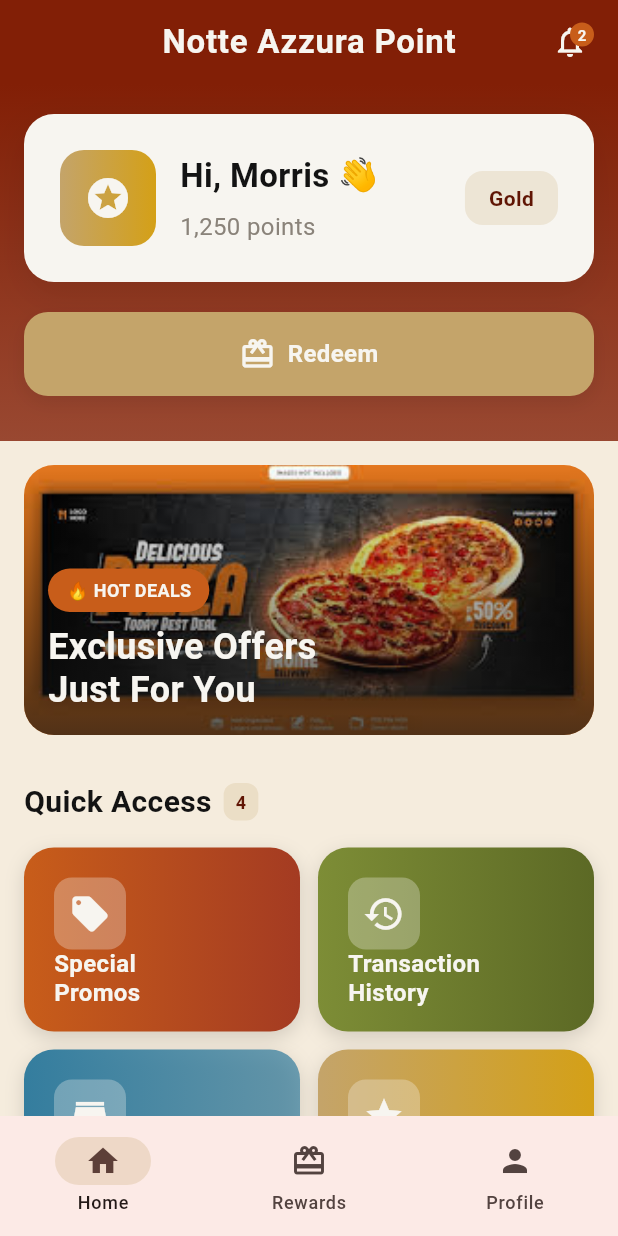
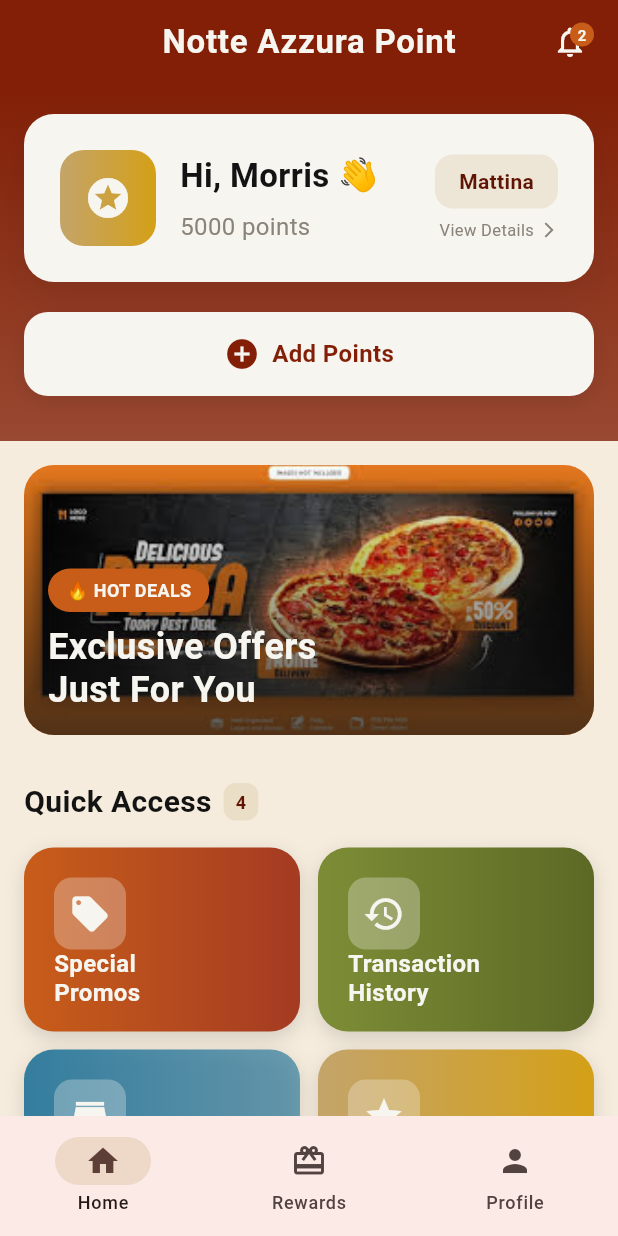
Before and after one commit to kathleenklavinka/Kelompok-2_UAS_MobileProgramming, a Flutter app: the screen it shows after launch, on a phone screen of 412 x 824 dp. Run offline on Flutter 3.47's test engine with Material 3 defaults, Android fonts, the phone set to English and light mode, and no system bars; our stand-ins replace file_picker, shared_preferences.

Commit message:
insert points provider

```diff
--- a/lib/pages/home_page.dart
+++ b/lib/pages/home_page.dart
@@ -1,11 +1,15 @@
 import 'package:flutter/material.dart';
+import 'package:provider/provider.dart';
+import '../providers/point_provider.dart';
 import '../constants/colors.dart';
 import 'rewards_page.dart';
 import 'profile_page.dart';
 import 'merch_page.dart';
-import 'notifications_page.dart';
 import 'promos_page.dart';
 import 'deals_page.dart';
+import 'add_points_page.dart';
+import 'tier_page.dart';
+import 'inbox_page.dart';
 
 class HomePage extends StatefulWidget {
   const HomePage({super.key});
@@ -47,6 +51,7 @@ class _HomeContent extends StatelessWidget {
 
   @override
   Widget build(BuildContext context) {
+    final point = context.watch<PointProvider>().points;
     return Scaffold(
       backgroundColor: AppColors.cream,
       appBar: AppBar(
@@ -67,7 +72,7 @@ class _HomeContent extends StatelessWidget {
                   Navigator.push(
                     context,
                     MaterialPageRoute(
-                      builder: (context) => const NotificationsPage(),
+                      builder: (context) => const InboxPage(),
                     ),
                   );
                 },
@@ -121,7 +126,7 @@ class _HomeContent extends StatelessWidget {
                 padding: const EdgeInsets.fromLTRB(16, 20, 16, 30),
                 child: Column(
                   children: [
-                    _profileCard(context),
+                    _profileCard(context, point),
                     const SizedBox(height: 20),
                     _quickActionButtons(context),
                   ],
@@ -376,8 +381,17 @@ class _HomeContent extends StatelessWidget {
     );
   }
 
-  Widget _profileCard(BuildContext context) {
-    return Container(
+  Widget _profileCard(BuildContext context, int points) {
+    return GestureDetector(
+      onTap: () {
+        Navigator.push(
+          context,
+          MaterialPageRoute(
+            builder: (context) => const TierPage(),
+          ),
+        );
+      },
+      child: Container(
         padding: const EdgeInsets.all(24),
         decoration: BoxDecoration(
           color: AppColors.white,
@@ -410,7 +424,7 @@ class _HomeContent extends StatelessWidget {
             Expanded(
               child: Column(
                 crossAxisAlignment: CrossAxisAlignment.start,
-              children: const [
+                children: [
                   Text(
                     "Hi, Morris 👋",
                     style: TextStyle(
@@ -421,7 +435,7 @@ class _HomeContent extends StatelessWidget {
                   ),
                   SizedBox(height: 6),
                   Text(
-                  "1,250 points",
+                    "$points points",
                     style: TextStyle(
                       color: AppColors.gray,
                       fontSize: 16,
@@ -430,6 +444,9 @@ class _HomeContent extends StatelessWidget {
                 ],
               ),
             ),
+            Column(
+              crossAxisAlignment: CrossAxisAlignment.end,
+              children: [
                 Container(
                   padding: const EdgeInsets.symmetric(horizontal: 16, vertical: 8),
                   decoration: BoxDecoration(
@@ -437,7 +454,7 @@ class _HomeContent extends StatelessWidget {
                     borderRadius: BorderRadius.circular(12),
                   ),
                   child: const Text(
-              "Gold",
+                    "Mattina",
                     style: TextStyle(
                       color: AppColors.redDark,
                       fontSize: 14,
@@ -445,7 +462,28 @@ class _HomeContent extends StatelessWidget {
                     ),
                   ),
                 ),
+                const SizedBox(height: 6),
+                Row(
+                  children: const [
+                    Text(
+                      "View Details",
+                      style: TextStyle(
+                        color: AppColors.gray,
+                        fontSize: 11,
+                      ),
+                    ),
+                    SizedBox(width: 4),
+                    Icon(
+                      Icons.arrow_forward_ios,
+                      color: AppColors.gray,
+                      size: 12,
+                    ),
                   ],
+                ),
+              ],
+            ),
+          ],
+        ),
       ),
     );
   }
@@ -453,32 +491,21 @@ class _HomeContent extends StatelessWidget {
   Widget _quickActionButtons(BuildContext context) {
     return Row(
       children: [
-        // Expanded(
-        //   child: _actionButton(
-        //     context,
-        //     icon: Icons.add_circle,
-        //     label: "Add Points",
-        //     color: AppColors.white,
-        //     textColor: AppColors.red,
-        //     onTap: () {
-        //       Navigator.push(
-        //         context,
-        //         MaterialPageRoute(
-        //           builder: (context) => const AddPointsPage(),
-        //         ),
-        //       );
-        //     },
-        //   ),
-        // ),
-        // const SizedBox(width: 12),
         Expanded(
           child: _actionButton(
             context,
-            icon: Icons.redeem,
-            label: "Redeem",
-            color: AppColors.gold,
-            textColor: AppColors.white,
-            onTap: () {},
+            icon: Icons.add_circle,
+            label: "Add Points",
+            color: AppColors.white,
+            textColor: AppColors.red,
+            onTap: () {
+              Navigator.push(
+                context,
+                MaterialPageRoute(
+                  builder: (context) => const AddPointsPage(),
+                ),
+              );
+            },
           ),
         ),
       ],
--- a/lib/pages/profile_page.dart
+++ b/lib/pages/profile_page.dart
@@ -15,6 +15,8 @@ import 'package:azzura_rewards/pages/contact_us_page.dart';
 import 'package:azzura_rewards/pages/terms_of_use.dart';
 import 'package:azzura_rewards/pages/privacy_policy_page.dart';
 import 'package:shared_preferences/shared_preferences.dart';
+import 'package:provider/provider.dart';
+import '../providers/point_provider.dart';
 
 class ProfilePage extends StatefulWidget {
   const ProfilePage({super.key});
@@ -533,6 +535,8 @@ class _ProfilePageState extends State<ProfilePage> with TickerProviderStateMixin
         duration: const Duration(seconds: 2),
       ),
     );
+
+    context.read<PointProvider>().addPoints(activity["points"]);
 
     await saveBadges(badges);
   }
```
Also changed, not shown: lib/pages/merch_page.dart (+58 -17 lines), lib/pages/rewards_page.dart (+32 -11 lines). Lines whose indentation alone changed are shown as unchanged.
